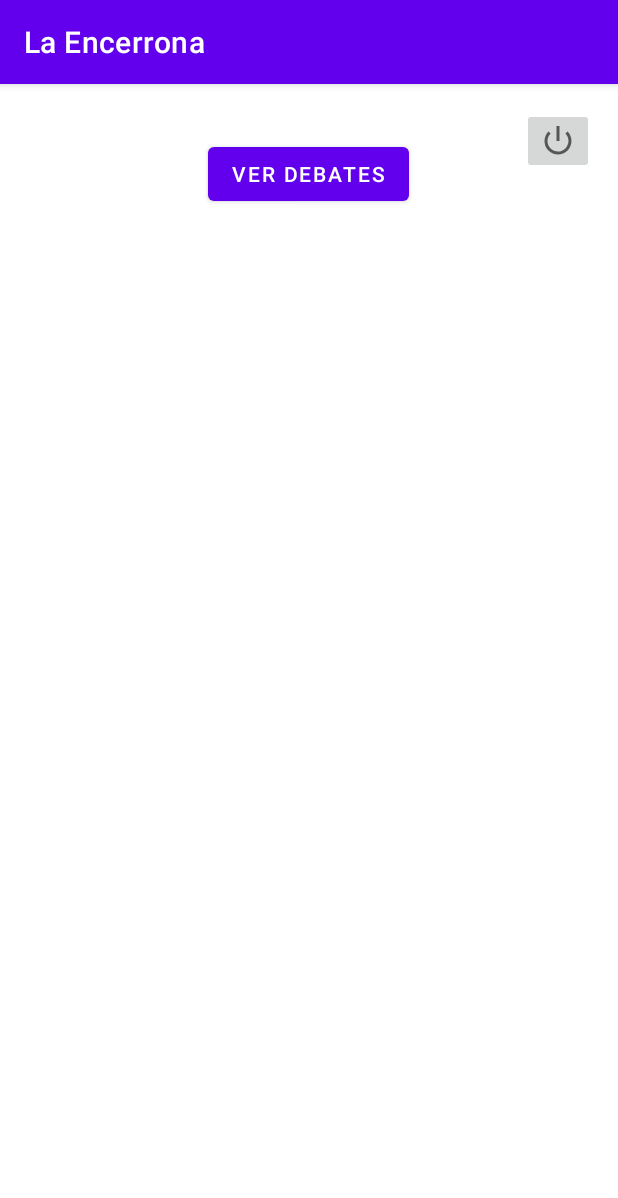
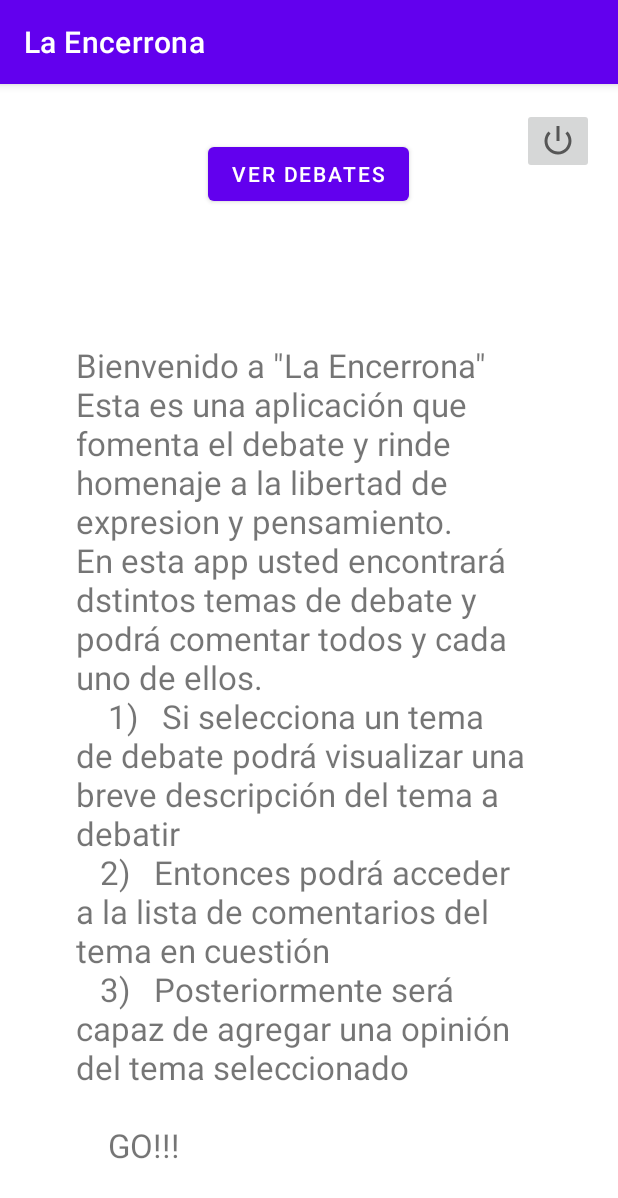
Before and after one commit to SmileeDog/IndividualFernando, an Android app: the screen it shows after launch once a user with an empty profile is signed in (ColaboradorIndicacionesActivity), on a phone screen of 412 x 824 dp. Shown: the top 1198 px of the screen. Run offline under Robolectric (Android 15) with nearby library versions, the phone set to English and light mode, and no system bars; our stand-ins replace Firebase (no records; nobody signed in at launch, a user with empty details on screens opened directly); libraries missing offline, so code that uses them is left out: com.firebase.ui.

```diff
--- a/app/src/main/java/pe/edu/pucp/tel306/individualfernando/ColaboradorIndicacionesActivity.java
+++ b/app/src/main/java/pe/edu/pucp/tel306/individualfernando/ColaboradorIndicacionesActivity.java
@@ -12,6 +12,7 @@ import android.os.Bundle;
 import android.util.Log;
 import android.view.KeyEvent;
 import android.view.View;
+import android.widget.TextView;
 
 import com.firebase.ui.auth.AuthUI;
 import com.google.android.gms.tasks.OnSuccessListener;
@@ -31,6 +32,14 @@ public class ColaboradorIndicacionesActivity extends AppCompatActivity {
         super.onCreate(savedInstanceState);
         setContentView(R.layout.activity_colaborador_indicaciones);
         setRequestedOrientation(ActivityInfo.SCREEN_ORIENTATION_PORTRAIT);
+
+
+        String bienvenida = "Bienvenido a \"La Encerrona\"\nEsta es una aplicación que fomenta el debate y rinde homenaje a la libertad de expresion y pensamiento.\n" +
+                "En esta app usted encontrará dstintos temas de debate y podrá comentar todos y cada uno de ellos.\n    1)   Si selecciona un tema de debate podrá visualizar una breve descripción del tema a debatir\n"+
+                "   2)   Entonces podrá acceder a la lista de comentarios del tema en cuestión\n   3)   Posteriormente será capaz de agregar una opinión del tema seleccionado\n\n    GO!!!";
+
+        TextView textViewGps = findViewById(R.id.textView15);
+        textViewGps.setText(bienvenida);
 
         //----------------------------------------------------------------------------------------------------------------------------------------------------------------------------------
         DatabaseReference databaseReference = FirebaseDatabase.getInstance().getReference();
--- a/app/src/main/java/pe/edu/pucp/tel306/individualfernando/MainActivity3.java
+++ b/app/src/main/java/pe/edu/pucp/tel306/individualfernando/MainActivity3.java
@@ -208,7 +208,7 @@ public class MainActivity3 extends AppCompatActivity {
                             @Override
                             public void onSuccess(Void aVoid) {
                                 //Log.d("infoApp","ARTICULO GUARDADO EXITOSAMENTE");
-                                Toast.makeText(MainActivity3.this,"ARTICULO GUARDADO EXITOSAMENTE", Toast.LENGTH_SHORT).show();
+                                Toast.makeText(MainActivity3.this,"DEBATE INICIADO EXITOSAMENTE", Toast.LENGTH_SHORT).show();
                             }
                         })
                         .addOnFailureListener(new OnFailureListener() {
--- a/app/src/main/res/layout/activity_colaborador_indicaciones.xml
+++ b/app/src/main/res/layout/activity_colaborador_indicaciones.xml
@@ -29,4 +29,27 @@
         app:layout_constraintStart_toStartOf="parent"
         app:layout_constraintTop_toTopOf="parent" />
 
+    <ScrollView
+        android:layout_width="311dp"
+        android:layout_height="575dp"
+        app:layout_constraintBottom_toBottomOf="parent"
+        app:layout_constraintEnd_toEndOf="parent"
+        app:layout_constraintStart_toStartOf="parent"
+        app:layout_constraintTop_toTopOf="parent"
+        app:layout_constraintVertical_bias="0.897">
+
+        <LinearLayout
+            android:layout_width="match_parent"
+            android:layout_height="wrap_content"
+            android:orientation="vertical">
+
+            <TextView
+                android:id="@+id/textView15"
+                android:layout_width="match_parent"
+                android:layout_height="wrap_content"
+                android:text="TextView"
+                android:textSize="22sp" />
+        </LinearLayout>
+    </ScrollView>
+
 </androidx.constraintlayout.widget.ConstraintLayout>
```
